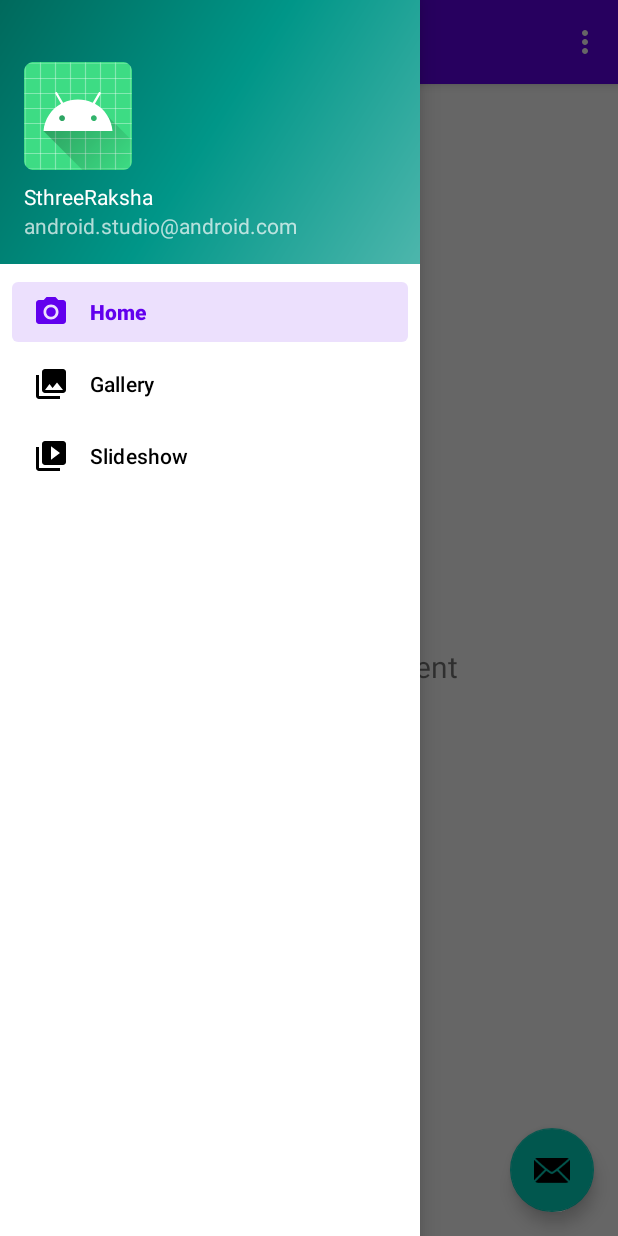
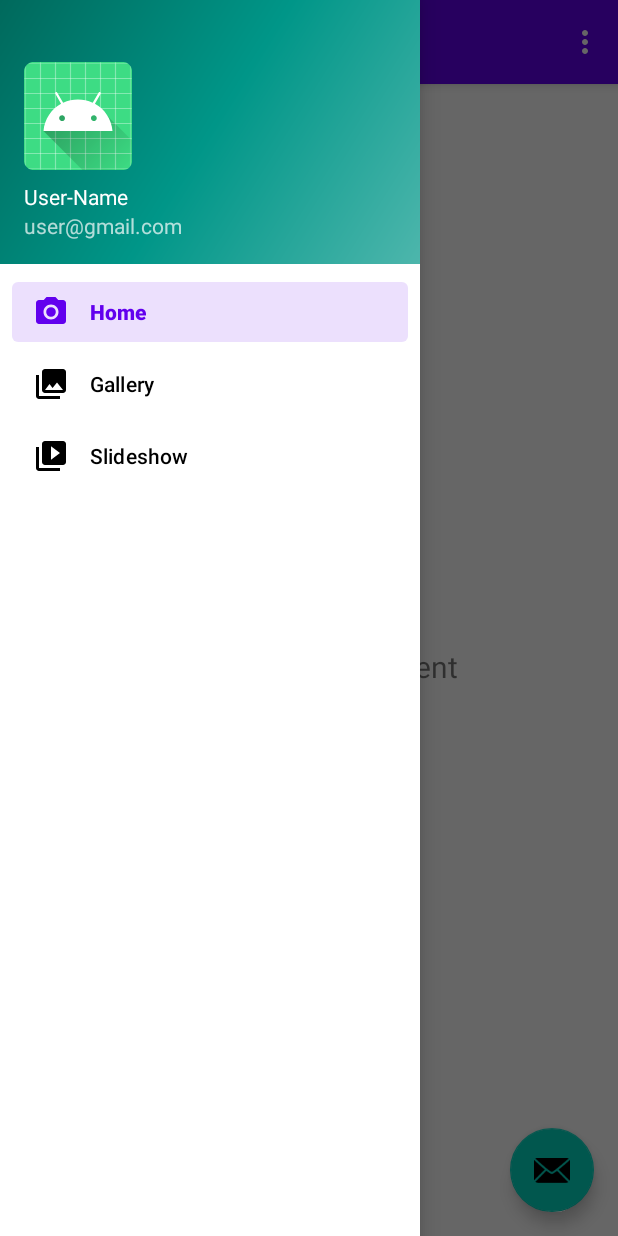
Before and after one commit to harshavardhan1905/sthreerakshaa, an Android app: the screen it shows after launch (MainActivity), with the side drawer open, on a phone screen of 412 x 824 dp. Run offline under Robolectric (Android 15) with nearby library versions, the phone set to English and light mode, and no system bars; our stand-ins replace navigation-ui.

Commit message:
Readme file updated by harsha

```diff
--- a/app/src/main/res/values/strings.xml
+++ b/app/src/main/res/values/strings.xml
@@ -1,9 +1,9 @@
 <resources>
-    <string name="app_name">sthriraksha</string>
+    <string name="app_name">User-name</string>
     <string name="navigation_drawer_open">Open navigation drawer</string>
     <string name="navigation_drawer_close">Close navigation drawer</string>
-    <string name="nav_header_title">SthreeRaksha</string>
-    <string name="nav_header_subtitle">android.studio@android.com</string>
+    <string name="nav_header_title">User-Name</string>
+    <string name="nav_header_subtitle">user@gmail.com</string>
     <string name="nav_header_desc">Navigation header</string>@sdpskampkmsdf
     <string name="action_settings">Settings</string>
 
```
Also changed, not shown: 230 other files.
